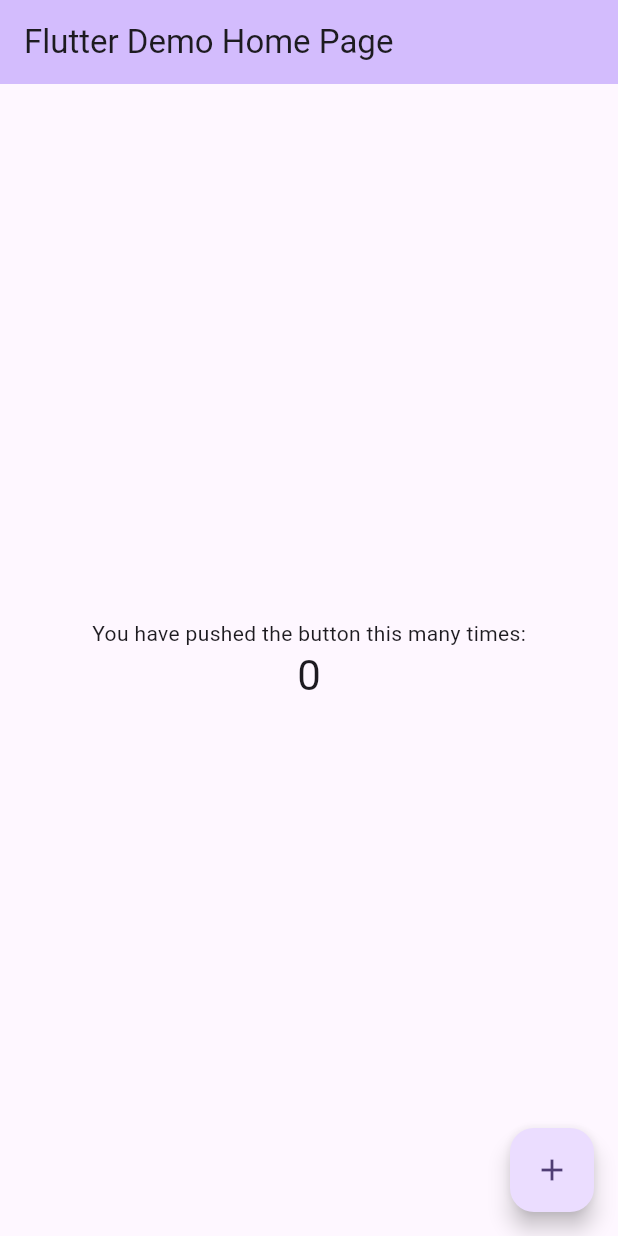
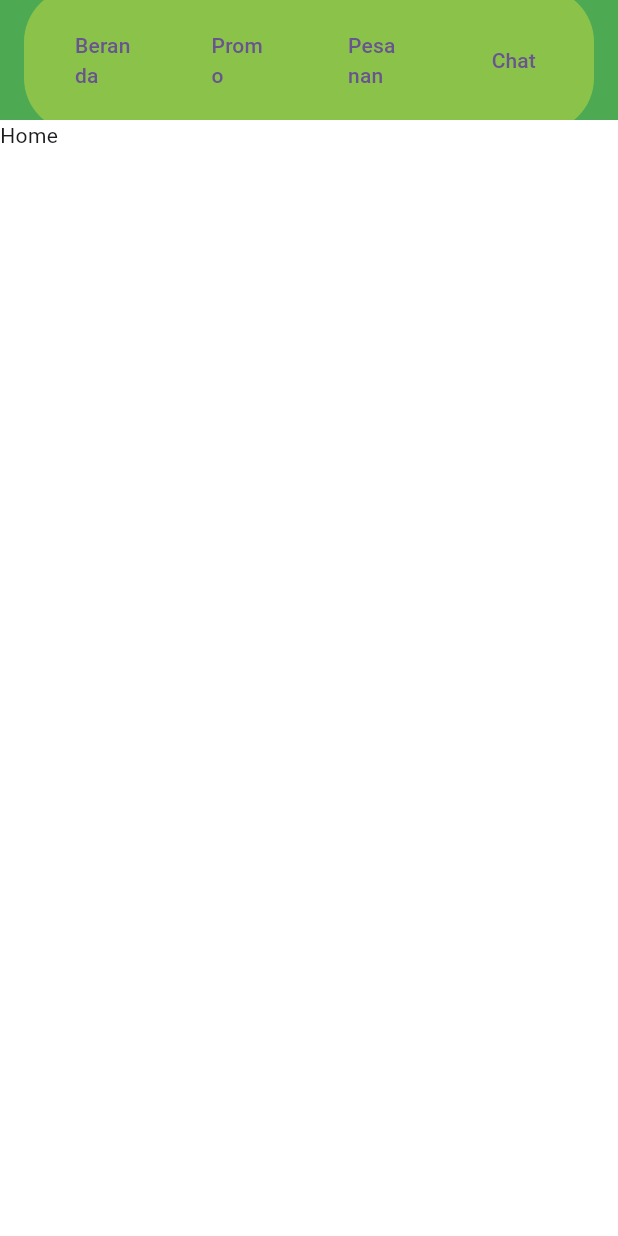
Before and after one commit to naufalfachrian/boojek_flutter_exp, a Flutter app: the screen it shows after launch, on a phone screen of 412 x 824 dp. Run offline on Flutter 3.47's test engine with Material 3 defaults, Android fonts, the light colour scheme and no system bars.

Commit message:
Implement fragment-like navigation

```diff
--- /dev/null
+++ b/lib/components/top_nav.dart
@@ -0,0 +1,23 @@
+import 'package:boojek/components/top_nav_content.dart';
+import 'package:boojek/pages/main_page.dart';
+import 'package:flutter/material.dart';
+
+class TopNav extends StatelessWidget {
+
+  final ValueChanged<MainPageSwitch> updatePageSwitch;
+
+  const TopNav({super.key, required this.updatePageSwitch});
+
+  @override
+  Widget build(BuildContext context) {
+    return Container(
+      padding: const EdgeInsets.all(8),
+      decoration: BoxDecoration(
+        color: Colors.lightGreen,
+        borderRadius: BorderRadius.circular(36)
+      ),
+      child: TopNavContent(updatePageSwitch: updatePageSwitch),
+    );
+  }
+
+}
--- /dev/null
+++ b/lib/components/top_nav_content.dart
@@ -0,0 +1,44 @@
+import 'package:boojek/pages/main_page.dart';
+import 'package:flutter/material.dart';
+
+class TopNavContent extends StatelessWidget {
+
+  final ValueChanged<MainPageSwitch> updatePageSwitch;
+
+  const TopNavContent({super.key, required this.updatePageSwitch});
+
+  @override
+  Widget build(BuildContext context) {
+    return Row(
+      children: [
+        ...['Beranda', 'Promo', 'Pesanan', 'Chat'].map((title) => Flexible(
+            child: Container(
+              padding: const EdgeInsets.symmetric(horizontal: 14, vertical: 12),
+              child: Center(
+                child: TextButton(
+                  onPressed: () {
+                    if (title == 'Beranda') {
+                      updatePageSwitch(MainPageSwitch.Home);
+                    }
+                    if (title == 'Promo') {
+                      updatePageSwitch(MainPageSwitch.Promo);
+                    }
+                    if (title == 'Pesanan') {
+                      updatePageSwitch(MainPageSwitch.Orders);
+                    }
+                    if (title == 'Chat') {
+                      updatePageSwitch(MainPageSwitch.Chat);
+                    }
+                  },
+                  child: Text(title,
+                    style: const TextStyle(fontSize: 14),
+                  ),
+                ),
+              ),
+            )
+        ))
+      ],
+    );
+  }
+
+}
--- a/lib/main.dart
+++ b/lib/main.dart
@@ -1,3 +1,4 @@
+import 'package:boojek/pages/main_page.dart';
 import 'package:flutter/material.dart';
 
 void main() {
@@ -11,7 +12,7 @@
   @override
   Widget build(BuildContext context) {
     return MaterialApp(
-      title: 'Flutter Demo',
+      title: 'BooJek, a Flutter Demo',
       theme: ThemeData(
         // This is the theme of your application.
         //
@@ -31,7 +32,7 @@
         colorScheme: ColorScheme.fromSeed(seedColor: Colors.deepPurple),
         useMaterial3: true,
       ),
-      home: const MyHomePage(title: 'Flutter Demo Home Page'),
+      home: MainPage(),
     );
   }
 }
--- /dev/null
+++ b/lib/pages/chat_page.dart
@@ -0,0 +1,14 @@
+import 'package:flutter/material.dart';
+
+class ChatPage extends StatelessWidget {
+
+  const ChatPage({Key? key}): super(key: key);
+
+  @override
+  Widget build(BuildContext context) {
+    return const SingleChildScrollView(
+      child: Text('Chat'),
+    );
+  }
+
+}
--- /dev/null
+++ b/lib/pages/home_page.dart
@@ -0,0 +1,14 @@
+import 'package:flutter/material.dart';
+
+class HomePage extends StatelessWidget {
+
+  const HomePage({Key? key}): super(key: key);
+
+  @override
+  Widget build(BuildContext context) {
+    return const SingleChildScrollView(
+      child: Text('Home'),
+    );
+  }
+
+}
--- /dev/null
+++ b/lib/pages/main_page.dart
@@ -0,0 +1,68 @@
+import 'package:boojek/components/top_nav.dart';
+import 'package:boojek/pages/chat_page.dart';
+import 'package:boojek/pages/home_page.dart';
+import 'package:boojek/pages/orders_page.dart';
+import 'package:boojek/pages/promo_page.dart';
+import 'package:flutter/material.dart';
+
+class MainPage extends StatefulWidget {
+
+  @override
+  State<StatefulWidget> createState() {
+    return _MainPageState();
+  }
+
+}
+
+class _MainPageState extends State<MainPage> {
+
+  MainPageSwitch _pageSwitch = MainPageSwitch.Home;
+
+  void _updatePageSwitch(MainPageSwitch pageSwitch) {
+    setState(() {
+      _pageSwitch = pageSwitch;
+    });
+  }
+
+  @override
+  Widget build(BuildContext context) {
+    return _MainPage(
+      updatePageSwitch: _updatePageSwitch,
+      body: switch(_pageSwitch) {
+        MainPageSwitch.Home => const HomePage(),
+        MainPageSwitch.Promo => const PromoPage(),
+        MainPageSwitch.Orders => const OrdersPage(),
+        MainPageSwitch.Chat => const ChatPage(),
+      },
+    );
+  }
+
+}
+
+class _MainPage extends StatelessWidget {
+
+  final ValueChanged<MainPageSwitch> updatePageSwitch;
+
+  final Widget? body;
+
+  const _MainPage({super.key, required this.updatePageSwitch, required this.body});
+
+  @override
+  Widget build(BuildContext context) {
+    return Scaffold(
+      backgroundColor: Colors.white,
+      appBar: AppBar(
+        backgroundColor: Colors.green,
+        elevation: 1,
+        toolbarHeight: 80,
+        title: TopNav(updatePageSwitch: updatePageSwitch),
+      ),
+      body: body,
+    );
+  }
+
+}
+
+enum MainPageSwitch {
+  Home, Promo, Orders, Chat
+}
--- /dev/null
+++ b/lib/pages/orders_page.dart
@@ -0,0 +1,14 @@
+import 'package:flutter/material.dart';
+
+class OrdersPage extends StatelessWidget {
+
+  const OrdersPage({Key? key}): super(key: key);
+
+  @override
+  Widget build(BuildContext context) {
+    return const SingleChildScrollView(
+      child: Text('Orders'),
+    );
+  }
+
+}
--- /dev/null
+++ b/lib/pages/promo_page.dart
@@ -0,0 +1,14 @@
+import 'package:flutter/material.dart';
+
+class PromoPage extends StatelessWidget {
+
+  const PromoPage({Key? key}): super(key: key);
+
+  @override
+  Widget build(BuildContext context) {
+    return const SingleChildScrollView(
+      child: Text('Promo'),
+    );
+  }
+
+}
```
